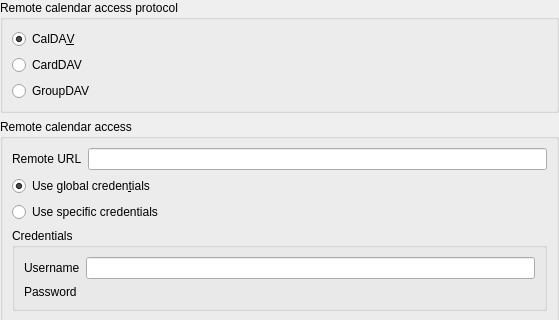
This is resources/dav/resource/urlconfigurationdialog.ui in KDE/kdepim-runtime as Qt 5 draws it before an edit; both pictures show x 0 to 559 and y 0 to 320 of the 559 by 698 pixel window. The edited form follows.
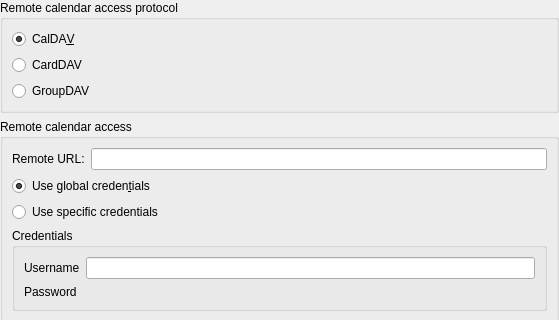
This is the edited form. Custom widgets are drawn as their Qt base class.

Commit message: Respect KDE HIG for capitalization

```diff
--- a/resources/dav/resource/urlconfigurationdialog.ui
+++ b/resources/dav/resource/urlconfigurationdialog.ui
@@ -145,7 +145,7 @@
       <item row="0" column="0">
        <widget class="QLabel" name="label">
         <property name="text">
-         <string>Remote URL</string>
+         <string>Remote URL:</string>
         </property>
        </widget>
       </item>
```
The commit also changes 1 other file.
